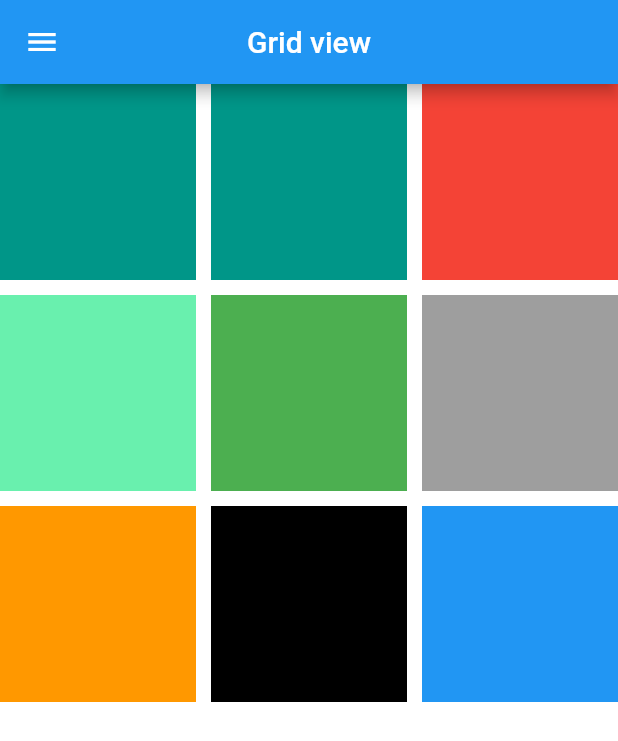
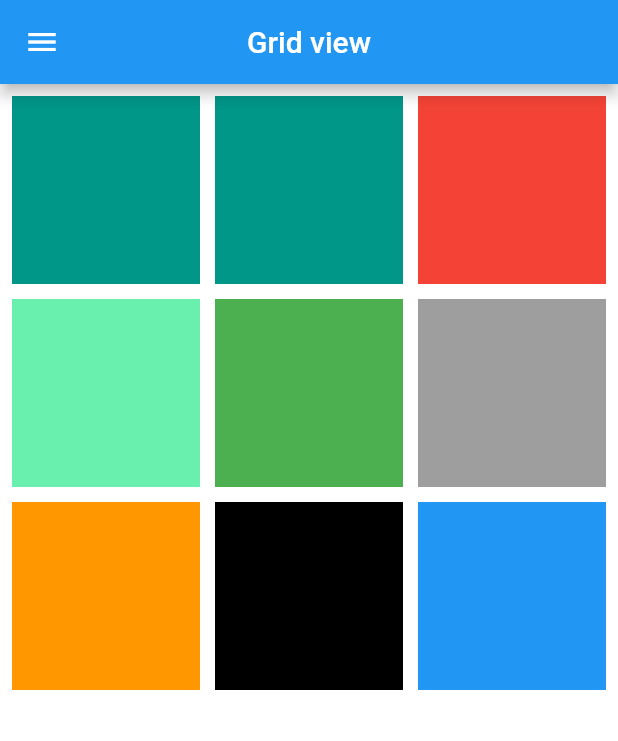
Before and after one commit to IHSohag/Grid_view, a Flutter app: the screen it shows after launch, on a phone screen of 412 x 824 dp. Shown: the top 741 px of the screen. Run offline on Flutter 3.47's test engine with Material 2 defaults, Android fonts, the phone set to English and light mode, and no system bars.

Commit message:
use padding

```diff
--- a/lib/main.dart
+++ b/lib/main.dart
@@ -17,7 +17,9 @@ class MyApp extends StatelessWidget {
           centerTitle: true,
           leading: const Icon(Icons.menu),
         ),
-        body: GridView.count(
+        body: Padding(
+          padding: const EdgeInsets.all(8.0),
+          child: GridView.count(
             crossAxisCount: 3,
             mainAxisSpacing: 10,
             crossAxisSpacing: 10,
@@ -70,6 +72,7 @@ class MyApp extends StatelessWidget {
             ],
           ),
         ),
+      ),
     );
   }
 }
```
Lines whose indentation alone changed are shown as unchanged.
